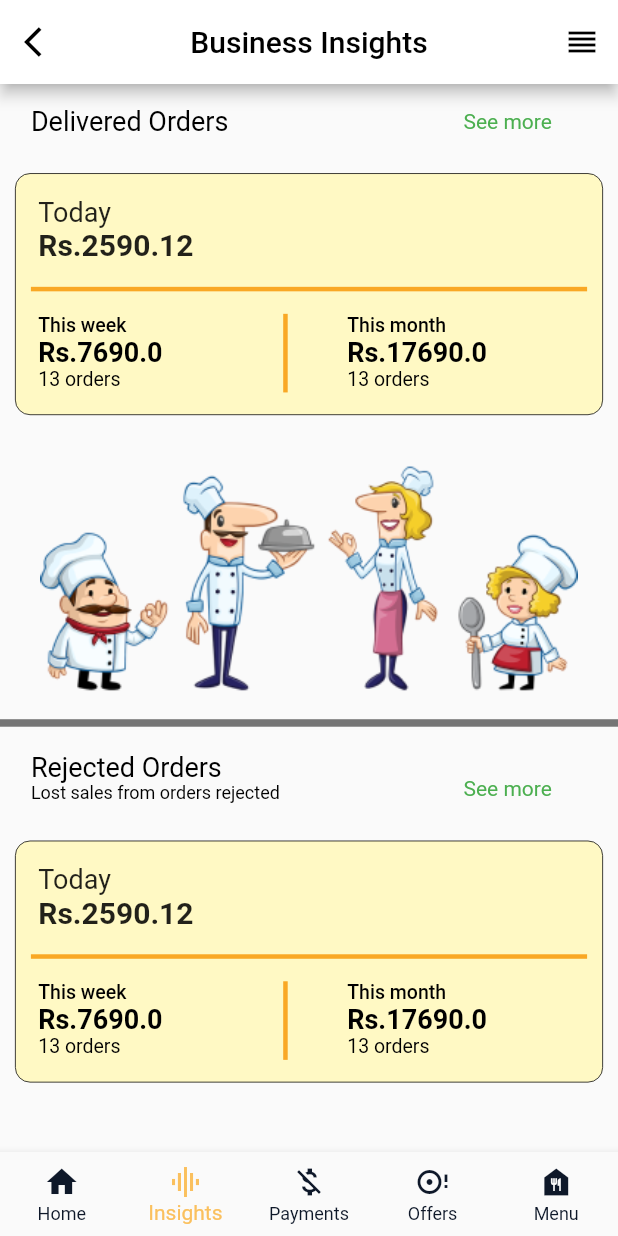
After one commit to AKSHAT564564/Foodistaan-Restuarant, a Flutter app: the screen it shows after launch, item 2 of the bottom bar chosen, on a phone screen of 412 x 824 dp. The commit adds this screen. Run offline on Flutter 3.47's test engine with Material 2 defaults, Android fonts, the phone set to English and light mode, and no system bars.

Commit message:
menu and insights screens

```diff
--- /dev/null
+++ b/lib/mainScreenFile.dart
@@ -0,0 +1,78 @@
+import 'package:flutter/material.dart';
+import 'package:foodistaan_restuarant/screens/home/home_page.dart';
+import 'package:foodistaan_restuarant/screens/insights/insights.dart';
+import 'package:foodistaan_restuarant/screens/menu/menu.dart';
+import 'package:foodistaan_restuarant/screens/offers/offer.dart';
+import 'package:foodistaan_restuarant/screens/payments/payment.dart';
+
+class MainScreenFile extends StatefulWidget {
+  MainScreenFile({Key? key}) : super(key: key);
+
+  @override
+  _mainScreenFileState createState() => _mainScreenFileState();
+}
+
+class _mainScreenFileState extends State<MainScreenFile> {
+  void _onItemTapped(int index) {
+    setState(() {
+      currentIndex = index;
+    });
+  }
+
+  @override
+  int currentIndex = 0;
+
+  static List<Widget> myScreens = <Widget>[
+    HomePage(),
+    Insights(),
+    Payments(),
+    Offer(),
+    Menu(),
+  ];
+
+  Widget build(BuildContext context) {
+    return Scaffold(
+      body: Center(
+        child: myScreens.elementAt(currentIndex),
+      ),
+      bottomNavigationBar: BottomNavigationBar(
+        elevation: 5,
+        currentIndex: currentIndex,
+        onTap: _onItemTapped,
+        type: BottomNavigationBarType.fixed,
+        unselectedItemColor: Color(0xff0E1829),
+        selectedItemColor: Color(0xffFAC05E),
+        items: [
+          BottomNavigationBarItem(
+            icon: Icon(
+              Icons.home,
+            ),
+            label: 'Home',
+          ),
+          BottomNavigationBarItem(
+            icon: Icon(Icons.graphic_eq),
+            label: 'Insights',
+          ),
+          BottomNavigationBarItem(
+            icon: Icon(
+              Icons.money_off,
+            ),
+            label: 'Payments',
+          ),
+          BottomNavigationBarItem(
+            icon: Icon(
+              Icons.disc_full_outlined,
+            ),
+            label: 'Offers',
+          ),
+          BottomNavigationBarItem(
+            icon: Icon(
+              Icons.food_bank,
+            ),
+            label: 'Menu',
+          ),
+        ],
+      ),
+    );
+  }
+}
--- a/lib/screens/home/home_page.dart
+++ b/lib/screens/home/home_page.dart
@@ -18,7 +18,7 @@ class _HomePageState extends State<HomePage> {
     return Scaffold(
       backgroundColor: Colors.white,
       appBar: AppBar(toolbarHeight: 5, backgroundColor: Colors.white),
-      body: Column(
+      body: ListView(
         children: [
           Container(
             padding: EdgeInsets.all(10),
--- /dev/null
+++ b/lib/screens/insights/insight_widget.dart
@@ -0,0 +1,132 @@
+import 'package:flutter/material.dart';
+
+class InsightWidget extends StatefulWidget {
+  InsightWidget({Key? key}) : super(key: key);
+
+  @override
+  _InsightWidgetState createState() => _InsightWidgetState();
+}
+
+class _InsightWidgetState extends State<InsightWidget> {
+  @override
+  Widget build(BuildContext context) {
+    return Material(
+      child: Container(
+        width: MediaQuery.of(context).size.width * 0.9,
+        decoration: BoxDecoration(
+          color: Colors.yellow[100],
+          borderRadius: BorderRadius.circular(10),
+          border: Border.all(color: Colors.black, width: 0.5),
+        ),
+        child: Column(
+          children: [
+            Container(
+              padding: EdgeInsets.only(left: 15, top: 15),
+              alignment: Alignment.centerLeft,
+              height: MediaQuery.of(context).size.height * 0.095,
+              child: Column(
+                mainAxisAlignment: MainAxisAlignment.start,
+                crossAxisAlignment: CrossAxisAlignment.start,
+                children: [
+                  Text(
+                    "Today",
+                    style:
+                        TextStyle(fontSize: 18, fontWeight: FontWeight.normal),
+                  ),
+                  Text(
+                    "Rs.2590.12",
+                    style: TextStyle(fontSize: 20, fontWeight: FontWeight.bold),
+                  ),
+                ],
+              ),
+            ),
+            Container(
+              width: MediaQuery.of(context).size.width * 0.9,
+              child: Divider(
+                height: 0,
+                thickness: 3,
+                color: Colors.yellow[800],
+              ),
+            ),
+            Container(
+              height: MediaQuery.of(context).size.height * 0.1,
+              padding: EdgeInsets.all(15),
+              child: Row(
+                children: [
+                  Container(
+                    width: MediaQuery.of(context).size.width * 0.3,
+                    child: Column(
+                      mainAxisAlignment: MainAxisAlignment.start,
+                      crossAxisAlignment: CrossAxisAlignment.start,
+                      children: [
+                        Text(
+                          "This week",
+                          style: TextStyle(
+                              color: Colors.black,
+                              fontSize: 13,
+                              fontWeight: FontWeight.w500),
+                        ),
+                        Text(
+                          "Rs.7690.0",
+                          style: TextStyle(
+                              color: Colors.black,
+                              fontSize: 18,
+                              fontWeight: FontWeight.bold),
+                        ),
+                        Text(
+                          "13 orders",
+                          style: TextStyle(
+                              color: Colors.black,
+                              fontSize: 13,
+                              fontWeight: FontWeight.normal),
+                        ),
+                      ],
+                    ),
+                  ),
+                  Container(
+                    width: MediaQuery.of(context).size.width * 0.2,
+                    child: VerticalDivider(
+                      width: 0,
+                      thickness: 3,
+                      color: Colors.yellow[800],
+                    ),
+                  ),
+                  Container(
+                    width: MediaQuery.of(context).size.width * 0.3,
+                    child: Column(
+                      mainAxisAlignment: MainAxisAlignment.start,
+                      crossAxisAlignment: CrossAxisAlignment.start,
+                      children: [
+                        Text(
+                          "This month",
+                          style: TextStyle(
+                              color: Colors.black,
+                              fontSize: 13,
+                              fontWeight: FontWeight.w500),
+                        ),
+                        Text(
+                          "Rs.17690.0",
+                          style: TextStyle(
+                              color: Colors.black,
+                              fontSize: 18,
+                              fontWeight: FontWeight.bold),
+                        ),
+                        Text(
+                          "13 orders",
+                          style: TextStyle(
+                              color: Colors.black,
+                              fontSize: 13,
+                              fontWeight: FontWeight.normal),
+                        ),
+                      ],
+                    ),
+                  ),
+                ],
+              ),
+            )
+          ],
+        ),
+      ),
+    );
+  }
+}
--- /dev/null
+++ b/lib/screens/insights/insights.dart
@@ -0,0 +1,125 @@
+import 'package:flutter/material.dart';
+import 'package:foodistaan_restuarant/screens/insights/insight_widget.dart';
+import 'package:foodistaan_restuarant/mainScreenFile.dart';
+
+class Insights extends StatefulWidget {
+  Insights({Key? key}) : super(key: key);
+
+  @override
+  _InsightsState createState() => _InsightsState();
+}
+
+class _InsightsState extends State<Insights> {
+  @override
+  Widget build(BuildContext context) {
+    return Scaffold(
+      appBar: AppBar(
+        backgroundColor: Colors.white,
+        actions: <Widget>[
+          IconButton(
+            onPressed: () {},
+            icon: Icon(Icons.reorder, color: Colors.black),
+          ),
+        ],
+        leading: IconButton(
+          icon: Icon(Icons.arrow_back_ios, color: Colors.black),
+          onPressed: () => Navigator.of(context).pop(),
+        ),
+        title: Text(
+          "Business Insights",
+          style: TextStyle(color: Colors.black),
+        ),
+        centerTitle: true,
+      ),
+      body: ListView(
+        children: [
+          Container(
+            height: MediaQuery.of(context).size.height * 0.06,
+            child: Row(
+              mainAxisAlignment: MainAxisAlignment.center,
+              children: [
+                Container(
+                  width: MediaQuery.of(context).size.width * 0.7,
+                  child: Text(
+                    "Delivered Orders",
+                    style: TextStyle(color: Colors.black, fontSize: 18),
+                  ),
+                ),
+                Container(
+                  width: MediaQuery.of(context).size.width * 0.2,
+                  child: GestureDetector(
+                    onTap: null,
+                    child: Text(
+                      "See more ",
+                      style: TextStyle(color: Colors.green, fontSize: 14),
+                    ),
+                  ),
+                )
+              ],
+            ),
+          ),
+          Container(
+            padding: EdgeInsets.all(10),
+            height: MediaQuery.of(context).size.height * 0.22,
+            child: InsightWidget(),
+          ),
+          Container(
+            margin: EdgeInsets.only(
+                top: MediaQuery.of(context).size.height * 0.02,
+                bottom: MediaQuery.of(context).size.height * 0.02),
+            height: MediaQuery.of(context).size.height * 0.2,
+            child: Image.asset('assets/images/insight_pic.png'),
+          ),
+          Divider(
+            height: 0,
+            color: Colors.grey[600],
+            thickness: 5,
+          ),
+          Container(
+            margin: EdgeInsets.only(
+              top: MediaQuery.of(context).size.height * 0.02,
+            ),
+            height: MediaQuery.of(context).size.height * 0.06,
+            child: Row(
+              mainAxisAlignment: MainAxisAlignment.center,
+              children: [
+                Container(
+                  width: MediaQuery.of(context).size.width * 0.7,
+                  child: Column(
+                    mainAxisAlignment: MainAxisAlignment.start,
+                    crossAxisAlignment: CrossAxisAlignment.start,
+                    children: [
+                      Text(
+                        "Rejected Orders",
+                        style: TextStyle(color: Colors.black, fontSize: 18),
+                      ),
+                      Text(
+                        "Lost sales from orders rejected",
+                        style: TextStyle(color: Colors.black, fontSize: 12),
+                      ),
+                    ],
+                  ),
+                ),
+                Container(
+                  width: MediaQuery.of(context).size.width * 0.2,
+                  child: GestureDetector(
+                    onTap: null,
+                    child: Text(
+                      "See more ",
+                      style: TextStyle(color: Colors.green, fontSize: 14),
+                    ),
+                  ),
+                )
+              ],
+            ),
+          ),
+          Container(
+            padding: EdgeInsets.all(10),
+            height: MediaQuery.of(context).size.height * 0.22,
+            child: InsightWidget(),
+          ),
+        ],
+      ),
+    );
+  }
+}
--- /dev/null
+++ b/lib/screens/payments/payment.dart
@@ -0,0 +1,17 @@
+import 'package:flutter/material.dart';
+
+class Payments extends StatefulWidget {
+  Payments({Key? key}) : super(key: key);
+
+  @override
+  _PaymentsState createState() => _PaymentsState();
+}
+
+class _PaymentsState extends State<Payments> {
+  @override
+  Widget build(BuildContext context) {
+    return Container(
+      child: Text("Payment Screen"),
+    );
+  }
+}
```
Also changed, not shown: lib/main.dart (+7 -3 lines), lib/screens/menu/menu.dart (added, +121 -0 lines), lib/screens/menu/menu_widget.dart (added, +106 -0 lines), lib/screens/offers/offer.dart (added, +17 -0 lines), assets/images/dosa.png (added), assets/images/insight_pic.png (added), assets/images/momos.png (added), assets/images/veg.png (added).
